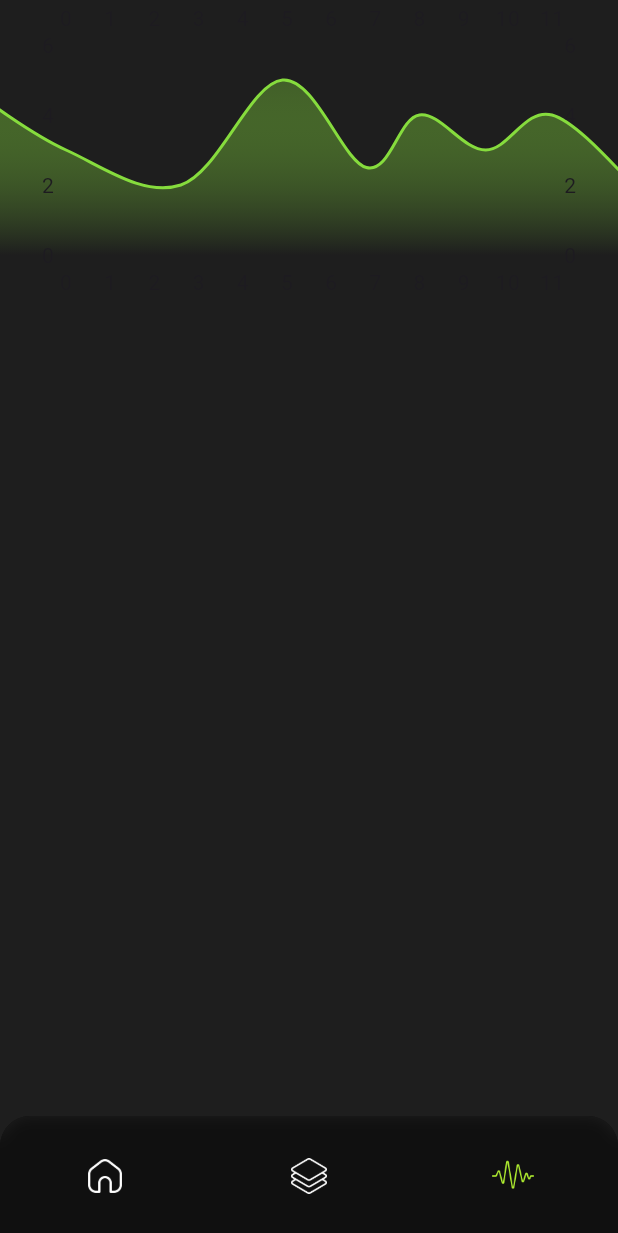
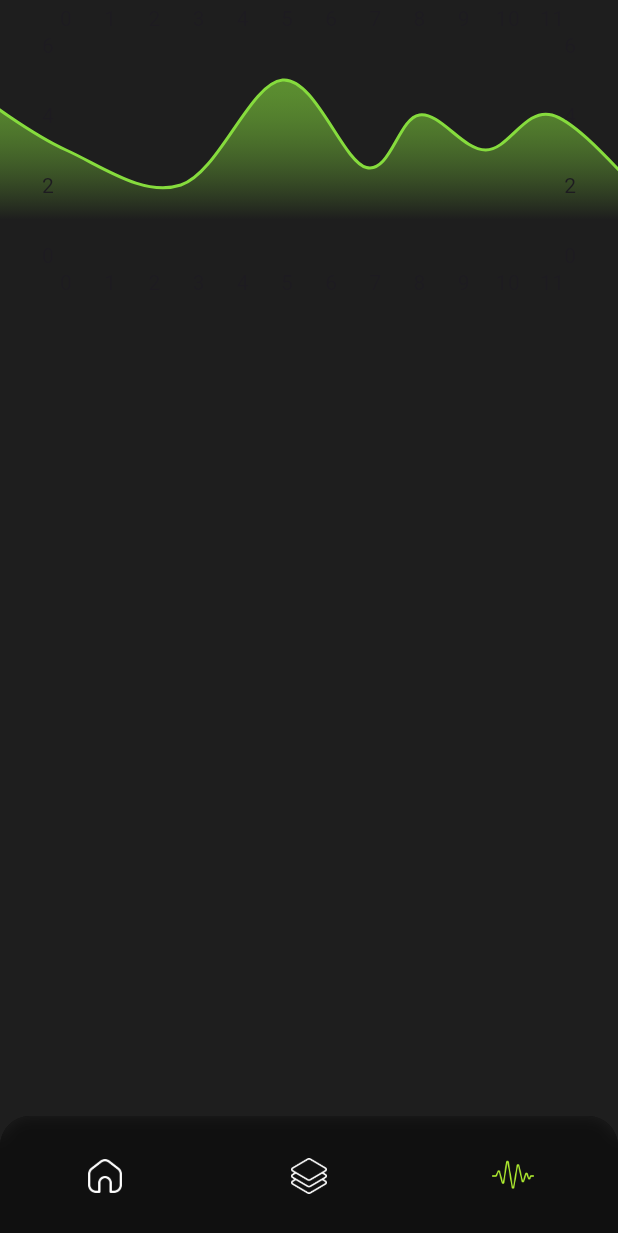
Before and after one commit to Salim-Ali-94/neutrino, a Flutter app: the screen it shows after launch, item 3 of the bottom bar chosen, on a phone screen of 412 x 824 dp. Shown: the top 1233 px of the screen. Run offline on Flutter 3.47's test engine with Material 2 defaults, Android fonts, the phone set to English and light mode, and no system bars; drawn by our look-alikes of fl_chart; our stand-ins replace liquid_progress_indicator_v2.

Commit message:
edited the plot to improve the fade effect and extend the plot horizontally

```diff
--- a/lib/screens/analytics.dart
+++ b/lib/screens/analytics.dart
@@ -13,7 +13,8 @@ class Analytics extends StatelessWidget {
     final screenWidth = MediaQuery.of(context).size.width;
 
     return Scaffold(backgroundColor: granite,
-                    body: Row(mainAxisAlignment: MainAxisAlignment.start, children: [Container(width: screenWidth, height: 200, child: LineChart(LineChartData(minX: 0, minY: 0, maxX: 11, maxY: 6,
+                    body: SingleChildScrollView(physics: BouncingScrollPhysics(parent: AlwaysScrollableScrollPhysics()),
+                                                child: Column(children: [Container(width: screenWidth, height: 200, child: LineChart(LineChartData(minX: 0, minY: 0, maxX: 11, maxY: 6,
                                                   gridData: FlGridData(show: false),
                                                   borderData: FlBorderData(show: false),
                                                   lineBarsData: [LineChartBarData(spots: [FlSpot(-2, 4.6), FlSpot(0, 3), FlSpot(2.6, 2),
@@ -25,7 +26,7 @@ class Analytics extends StatelessWidget {
                                                                                   isCurved: true,
                                                                                   barWidth: 2,
                                                                                   color: green,
-                                                                                  belowBarData: BarAreaData(show: true, gradient: LinearGradient(begin: Alignment.topCenter, end: Alignment.bottomCenter, stops: [0, 1], colors: [fade, granite])))])))]));
+                                                                                  belowBarData: BarAreaData(show: true, gradient: LinearGradient(begin: Alignment.topCenter, end: Alignment.bottomCenter, stops: [0, 0.8], colors: [fade, granite])))])))])));
 
   }
 
--- a/lib/utility/constants.dart
+++ b/lib/utility/constants.dart
@@ -36,9 +36,9 @@ const Color purple = Color(0xffaf3ef2);
 // const Color purple = Color(0xffcd4f91);
 // const Color purple = Color(0xffcd4f80);
 const Color green = Color(0xff86dc3d);
-const Color accent = Color(0x9986dc3d);
-const Color fade = Color(0x5586dc3d);
-const Color transition = Color(0x0086dc3d);
+const Color accent = Color(0xaa86dc3d);
+const Color fade = Color(0x9986dc3d);
+// const Color transition = Color(0x0086dc3d);
 const Color pink = Color(0xffff6ec7);
 const Color orange = Color(0xfff28500);
 // const Color orange = Color(0xfff28500);
```
